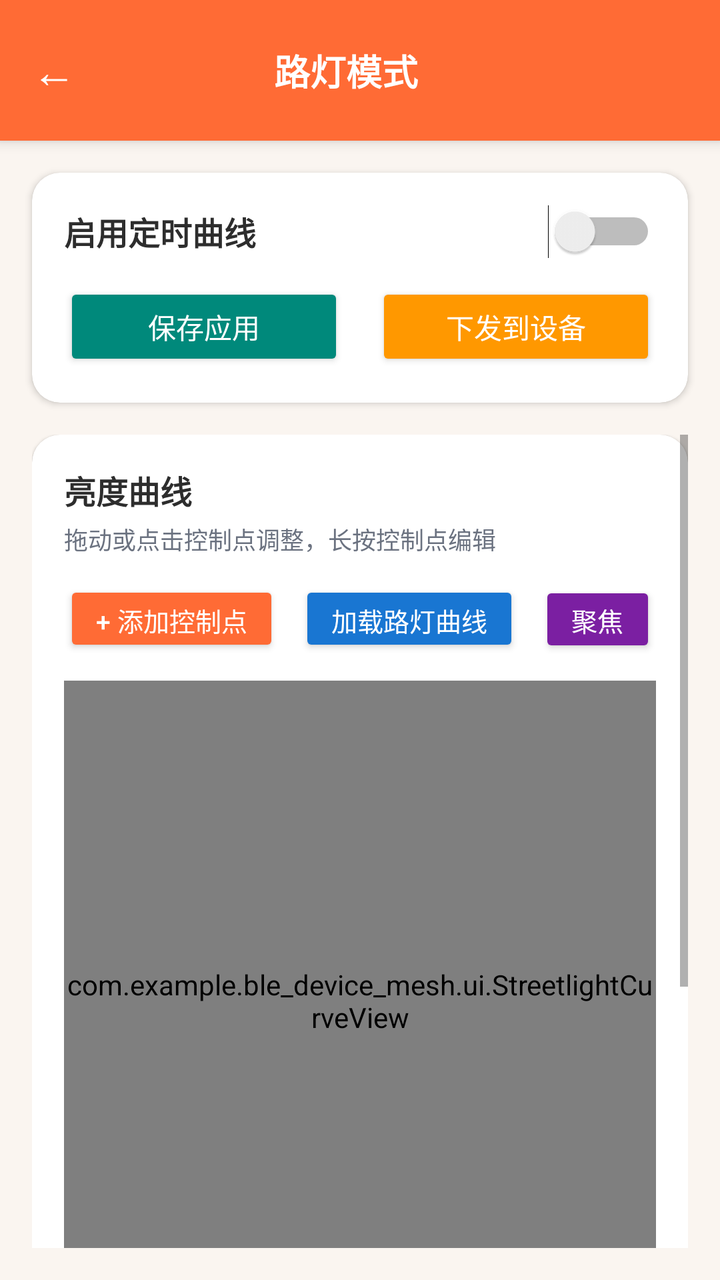
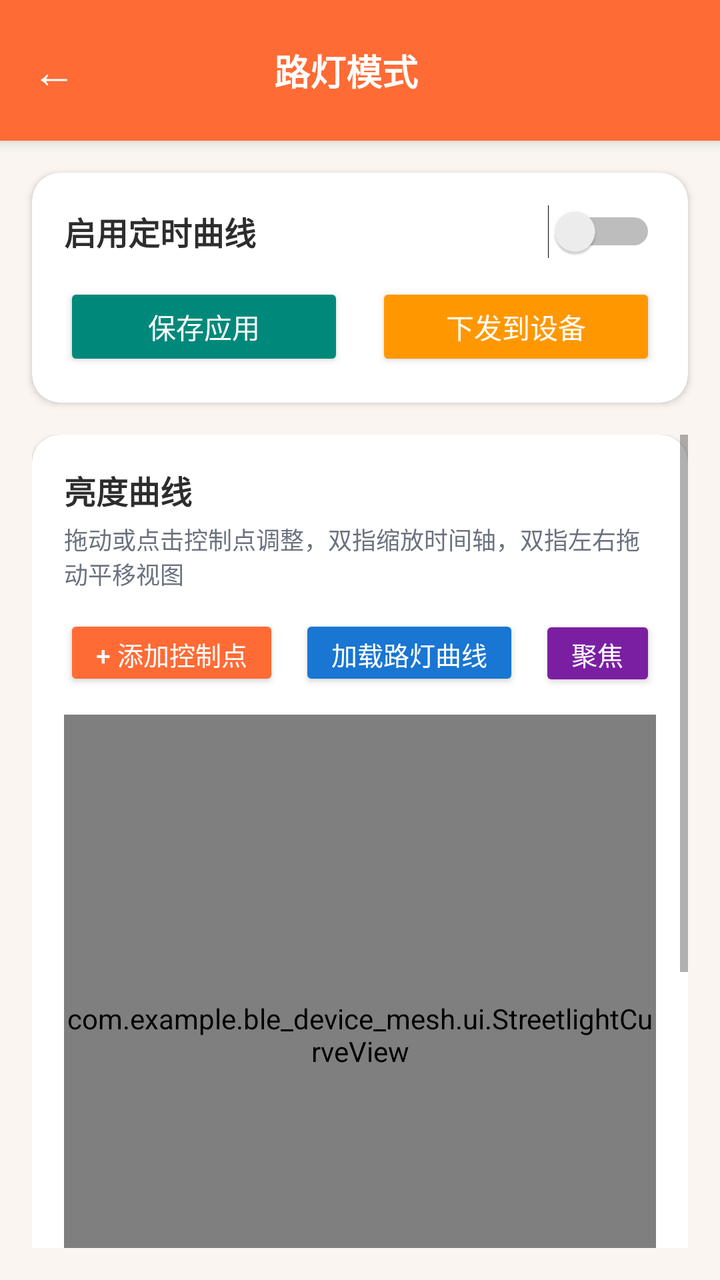

An Android layout rendered at two revisions. The XML below is the earlier revision; the diff shows what the commit changed to produce the second picture.
<!-- AndroidManifest.xml: activity theme Theme.BLE_Device_Mesh -->
<!-- res/layout/activity_streetlight_mode.xml -->
<?xml version="1.0" encoding="utf-8"?>
<LinearLayout xmlns:android="http://schemas.android.com/apk/res/android"
    xmlns:app="http://schemas.android.com/apk/res-auto"
    android:layout_width="match_parent"
    android:layout_height="match_parent"
    android:orientation="vertical"
    android:background="#FAF5F0">

    
    <LinearLayout
        android:layout_width="match_parent"
        android:layout_height="wrap_content"
        android:minHeight="56dp"
        android:background="#FF6B35"
        android:gravity="center_vertical"
        android:paddingStart="4dp"
        android:paddingEnd="16dp"
        android:paddingTop="8dp"
        android:paddingBottom="8dp"
        android:elevation="4dp">

        <TextView
            android:id="@+id/btnBack"
            android:layout_width="wrap_content"
            android:layout_height="wrap_content"
            android:text="←"
            android:textSize="22sp"
            android:textColor="#FFFFFF"
            android:padding="12dp"
            android:background="?android:attr/selectableItemBackgroundBorderless" />

        <TextView
            android:id="@+id/tvTitle"
            android:layout_width="0dp"
            android:layout_height="wrap_content"
            android:layout_weight="1"
            android:text="路灯模式"
            android:textSize="18sp"
            android:textStyle="bold"
            android:textColor="#FFFFFF"
            android:gravity="center" />

        <View
            android:layout_width="48dp"
            android:layout_height="48dp" />

    </LinearLayout>

    
    <androidx.cardview.widget.CardView
        android:layout_width="match_parent"
        android:layout_height="wrap_content"
        android:layout_margin="16dp"
        android:layout_marginBottom="8dp"
        app:cardCornerRadius="14dp"
        app:cardElevation="2dp"
        app:cardBackgroundColor="#FFFFFF">

        <LinearLayout
            android:layout_width="match_parent"
            android:layout_height="wrap_content"
            android:orientation="vertical"
            android:padding="16dp">

            <LinearLayout
                android:layout_width="match_parent"
                android:layout_height="wrap_content"
                android:orientation="horizontal"
                android:gravity="center_vertical"
                android:layout_marginBottom="12dp">

                <TextView
                    android:layout_width="0dp"
                    android:layout_height="wrap_content"
                    android:layout_weight="1"
                    android:text="启用定时曲线"
                    android:textSize="16sp"
                    android:textStyle="bold"
                    android:textColor="#2D2D2D" />

                <Switch
                    android:id="@+id/switchEnabled"
                    android:layout_width="wrap_content"
                    android:layout_height="wrap_content" />

            </LinearLayout>

            <LinearLayout
                android:layout_width="match_parent"
                android:layout_height="wrap_content"
                android:orientation="horizontal">

                <Button
                    android:id="@+id/btnSave"
                    android:layout_width="0dp"
                    android:layout_height="44dp"
                    android:layout_weight="1"
                    android:layout_marginEnd="8dp"
                    android:text="保存应用"
                    android:backgroundTint="#00897B"
                    android:textColor="#FFFFFF"
                    android:textSize="14sp" />

                <Button
                    android:id="@+id/btnSendToDevice"
                    android:layout_width="0dp"
                    android:layout_height="44dp"
                    android:layout_weight="1"
                    android:layout_marginStart="8dp"
                    android:text="下发到设备"
                    android:backgroundTint="#FF9800"
                    android:textColor="#FFFFFF"
                    android:textSize="14sp" />

            </LinearLayout>

        </LinearLayout>

    </androidx.cardview.widget.CardView>

    <ScrollView
        android:layout_width="match_parent"
        android:layout_height="0dp"
        android:layout_weight="1"
        android:paddingStart="16dp"
        android:paddingEnd="16dp"
        android:paddingBottom="16dp">

        <LinearLayout
            android:layout_width="match_parent"
            android:layout_height="wrap_content"
            android:orientation="vertical">

            
            <androidx.cardview.widget.CardView
                android:layout_width="match_parent"
                android:layout_height="wrap_content"
                android:layout_marginBottom="12dp"
                app:cardCornerRadius="14dp"
                app:cardElevation="1dp"
                app:cardBackgroundColor="#FFFFFF">

                <LinearLayout
                    android:layout_width="match_parent"
                    android:layout_height="wrap_content"
                    android:orientation="vertical"
                    android:padding="16dp">

                    <TextView
                        android:layout_width="wrap_content"
                        android:layout_height="wrap_content"
                        android:text="亮度曲线"
                        android:textSize="16sp"
                        android:textStyle="bold"
                        android:textColor="#2D2D2D"
                        android:layout_marginBottom="4dp" />

                    <TextView
                        android:layout_width="wrap_content"
                        android:layout_height="wrap_content"
                        android:text="拖动或点击控制点调整，长按控制点编辑"
                        android:textSize="12sp"
                        android:textColor="#6B7280"
                        android:layout_marginBottom="12dp" />

                    <LinearLayout
                        android:layout_width="match_parent"
                        android:layout_height="wrap_content"
                        android:orientation="horizontal"
                        android:layout_marginBottom="12dp">

                        <Button
                            android:id="@+id/btnAddPoint"
                            android:layout_width="wrap_content"
                            android:layout_height="38dp"
                            android:text="+ 添加控制点"
                            android:textSize="13sp"
                            android:backgroundTint="#FF6B35"
                            android:textColor="#FFFFFF"
                            android:paddingStart="16dp"
                            android:paddingEnd="16dp"
                            android:minWidth="0dp"
                            android:minHeight="0dp" />

                        <Button
                            android:id="@+id/btnLoadStreetlight"
                            android:layout_width="wrap_content"
                            android:layout_height="38dp"
                            android:layout_marginStart="10dp"
                            android:text="加载路灯曲线"
                            android:textSize="13sp"
                            android:backgroundTint="#1976D2"
                            android:textColor="#FFFFFF"
                            android:paddingStart="16dp"
                            android:paddingEnd="16dp"
                            android:minWidth="0dp"
                            android:minHeight="0dp" />

                        <Button
                            android:id="@+id/btnToggleNightMode"
                            android:layout_width="wrap_content"
                            android:layout_height="38dp"
                            android:layout_marginStart="10dp"
                            android:text="聚焦夜间"
                            android:textSize="13sp"
                            android:backgroundTint="#7B1FA2"
                            android:textColor="#FFFFFF"
                            android:paddingStart="12dp"
                            android:paddingEnd="12dp"
                            android:minWidth="0dp"
                            android:minHeight="0dp" />

                    </LinearLayout>

                    <com.example.ble_device_mesh.ui.StreetlightCurveView
                        android:id="@+id/curveView"
                        android:layout_width="match_parent"
                        android:layout_height="320dp"
                        android:background="#FFFFFF"
                        android:elevation="1dp" />

                    <TextView
                        android:id="@+id/tvStatus"
                        android:layout_width="match_parent"
                        android:layout_height="wrap_content"
                        android:layout_marginTop="12dp"
                        android:text="未设置"
                        android:textSize="14sp"
                        android:textColor="#6B7280"
                        android:gravity="center" />

                </LinearLayout>

            </androidx.cardview.widget.CardView>

            
            <androidx.cardview.widget.CardView
                android:layout_width="match_parent"
                android:layout_height="wrap_content"
                android:layout_marginBottom="12dp"
                app:cardCornerRadius="14dp"
                app:cardElevation="1dp"
                app:cardBackgroundColor="#FFFFFF">

                <LinearLayout
                    android:layout_width="match_parent"
                    android:layout_height="wrap_content"
                    android:orientation="vertical"
                    android:padding="16dp">

                    <TextView
                        android:layout_width="wrap_content"
                        android:layout_height="wrap_content"
                        android:text="控制点列表"
                        android:textSize="16sp"
                        android:textStyle="bold"
                        android:textColor="#2D2D2D"
                        android:layout_marginBottom="8dp" />

                    <androidx.recyclerview.widget.RecyclerView
                        android:id="@+id/recyclerPoints"
                        android:layout_width="match_parent"
                        android:layout_height="wrap_content"
                        android:nestedScrollingEnabled="false" />

                </LinearLayout>

            </androidx.cardview.widget.CardView>

            
            <Button
                android:id="@+id/btnResetDefault"
                android:layout_width="match_parent"
                android:layout_height="44dp"
                android:text="恢复默认配置"
                android:backgroundTint="#9E9E9E"
                android:textColor="#FFFFFF"
                android:textSize="14sp" />

        </LinearLayout>

    </ScrollView>

</LinearLayout>
<!-- resources referenced by this layout -->
<resources>
  <style name="Theme.BLE_Device_Mesh" parent="Theme.AppCompat.Light.NoActionBar">
          <item name="colorPrimary">@color/primary</item>
          <item name="colorPrimaryDark">@color/primary_dark</item>
          <item name="colorAccent">@color/primary</item>
          <item name="android:statusBarColor">@color/primary_dark</item>
          <item name="android:navigationBarColor">@color/surface</item>
      </style>
  <color name="primary">#FF6B35</color>
  <color name="primary_dark">#E55A2B</color>
  <color name="surface">#FFFFFF</color>
</resources>

<!-- the commit's change to res/layout/activity_streetlight_mode.xml (unified diff, before → after) -->
@@ -158,7 +158,7 @@
                     <TextView
                         android:layout_width="wrap_content"
                         android:layout_height="wrap_content"
-                        android:text="拖动或点击控制点调整，长按控制点编辑"
+                        android:text="拖动或点击控制点调整，双指缩放时间轴，双指左右拖动平移视图"
                         android:textSize="12sp"
                         android:textColor="#6B7280"
                         android:layout_marginBottom="12dp" />
